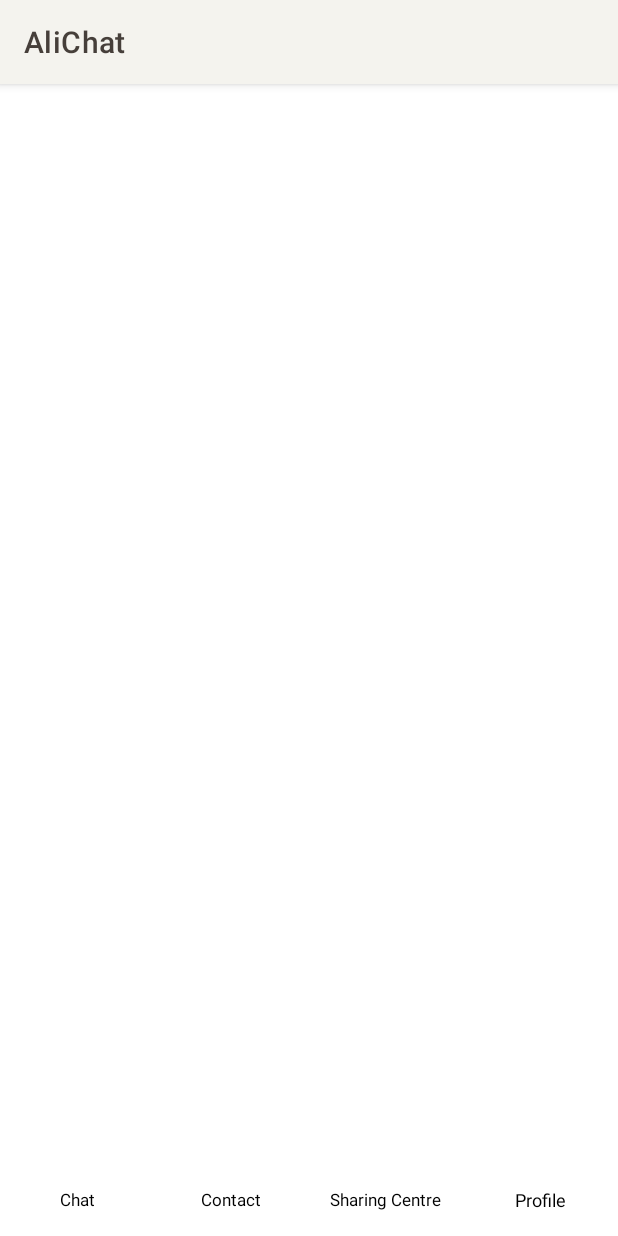
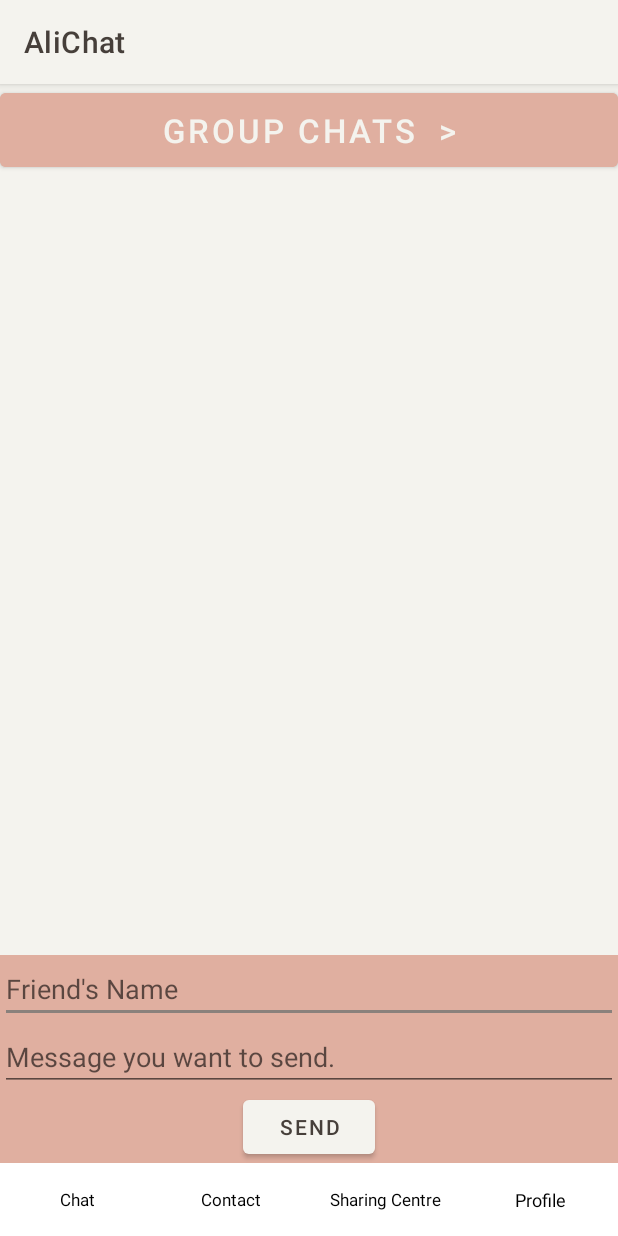
Before and after one commit to CSC207-UofT/course-project-alifafa, an Android app: the AliChatFragment screen opened directly, with no data from a screen before it, on a phone screen of 412 x 824 dp. Run offline under Robolectric (Android 15) with nearby library versions, the phone set to English and light mode, and no system bars.

Commit message:
- Fixed Account Registration Feature - Fixed Login feature - Wrote UI for Chat and Group Chat - Added some Adapters - Wrote part of Person to Person Message backend

```diff
--- a/MyApplication/app/src/main/java/com/example/myapplication/Activity/LoginActivity.java
+++ b/MyApplication/app/src/main/java/com/example/myapplication/Activity/LoginActivity.java
@@ -40,7 +40,8 @@ public class LoginActivity extends AppCompatActivity {
 
             logInController.runLogIn(mEtUsername.toString(), mEtPassword.toString(), logInPresenter);
 
-            if (logInPresenter.isLoggedIn()){
+//            if (logInPresenter.isLoggedIn()){
+            if (true){
                 Intent intent = new Intent(LoginActivity.this, MainActivity.class);
                 startActivity(intent);
             }else{
--- a/MyApplication/app/src/main/java/com/example/myapplication/Controllers/UserControllers/AccountRegistrationController.java
+++ b/MyApplication/app/src/main/java/com/example/myapplication/Controllers/UserControllers/AccountRegistrationController.java
@@ -4,6 +4,8 @@ package com.example.myapplication.Controllers.UserControllers;
 import com.example.myapplication.InputBoundary.UserInputBoundary;
 import com.example.myapplication.Presenters.AccountRegistrationPresenter;
 import com.example.myapplication.UseCase.UserManager;
+
+import java.io.IOException;
 
 /**
  * This class is responsible for managing the user input and calling associated UserManager when the user
@@ -23,7 +25,7 @@ public class AccountRegistrationController{
      *
      * @param parameters The input from the user, which is an array that contains userID and input password.
      */
-    public void createAnAccount(String[] parameters, AccountRegistrationPresenter presenter) {
+    public void createAnAccount(String[] parameters, AccountRegistrationPresenter presenter) throws IOException {
 
         // check if the two passwords match each other
         if (! parameters[1].equals(parameters[2])){
--- a/MyApplication/app/src/main/java/com/example/myapplication/Fragment/AliChatFragment.java
+++ b/MyApplication/app/src/main/java/com/example/myapplication/Fragment/AliChatFragment.java
@@ -1,22 +1,57 @@
 package com.example.myapplication.Fragment;
 
+import android.content.Intent;
 import android.os.Bundle;
 import android.view.LayoutInflater;
 import android.view.View;
 import android.view.ViewGroup;
+import android.widget.Button;
+import android.widget.EditText;
+
 import androidx.annotation.NonNull;
 import androidx.annotation.Nullable;
 import androidx.fragment.app.Fragment;
+
+import com.example.myapplication.Activity.GChatActivity;
+import com.example.myapplication.Activity.PtoPitemActivity;
+import com.example.myapplication.Entity.PtoPMessage;
 import com.example.myapplication.R;
+
+import java.util.ArrayList;
+import java.util.List;
+import java.util.Locale;
 
 public class AliChatFragment extends Fragment {
 
+    private Button mBtnGC;
+    private Button mBtnSend;
+    private EditText mEtFriendName;
+    private EditText mEtMessage;
 
+    private List<PtoPMessage> mPtoPList = new ArrayList<>();
 
     @Nullable
     @Override
     public View onCreateView(@NonNull LayoutInflater inflater, @Nullable ViewGroup container, @Nullable Bundle savedInstanceState) {
-        return inflater.inflate(R.layout.fragment_ali_chat, container, false);
+        View view = inflater.inflate(R.layout.fragment_ptop_chat, container, false);
+
+        mBtnGC = view.findViewById(R.id.btn_group_chat);
+        mBtnSend = view.findViewById(R.id.btn_send);
+        mEtFriendName = view.findViewById(R.id.et_friend_name);
+        mEtMessage = view.findViewById(R.id.message);
+
+        mBtnGC.setOnClickListener(view1 -> {
+            Intent intent = new Intent(view1.getContext(), GChatActivity.class);
+            view.getContext().startActivity(intent);
+        });
+
+        mBtnSend.setOnClickListener(view1 -> {
+            String message = mEtMessage.getText().toString();
+            String friend = mEtFriendName.getFontFeatureSettings().toString();
+            //write if statement that searches if friend is an existing friend and send out message.
+        });
+
+        return view;
     }
 
 }
--- a/MyApplication/app/src/main/java/com/example/myapplication/Fragment/ProfileFragment.java
+++ b/MyApplication/app/src/main/java/com/example/myapplication/Fragment/ProfileFragment.java
@@ -1,6 +1,7 @@
 package com.example.myapplication.Fragment;
 
 import android.content.Intent;
+import android.net.Uri;
 import android.os.Bundle;
 import android.view.LayoutInflater;
 import android.view.View;
@@ -21,6 +22,9 @@ public class ProfileFragment extends Fragment {
     private Button mBtnLogout;
     private ImageView mIvProfilePic;
     private TextView mTvUsername;
+//    private Button mBtnUpdateProfile;
+
+//    private Uri;
 
     @Nullable
     @Override
@@ -30,6 +34,7 @@ public class ProfileFragment extends Fragment {
         mBtnLogout = view.findViewById(R.id.btn_logout);
         mTvUsername = view.findViewById(R.id.tv_profile_name);
         mIvProfilePic = view.findViewById(R.id.iv_profile_pic);
+//        mBtnUpdateProfile = view.findViewById(R.id.btn_update_pic);
 
         mBtnLogout.setOnClickListener(new View.OnClickListener() {
             @Override
--- a/MyApplication/app/src/main/res/layout/fragment_ali_chat.xml
+++ /dev/null
@@ -1,24 +0,0 @@
-<?xml version="1.0" encoding="utf-8"?>
-<LinearLayout
-    xmlns:android="http://schemas.android.com/apk/res/android"
-    xmlns:tools="http://schemas.android.com/tools"
-    xmlns:app="http://schemas.android.com/apk/res-auto"
-    android:layout_width="match_parent"
-    android:layout_height="match_parent"
-    tools:context=".Fragment.AliChatFragment"
-    android:orientation="vertical">
-
-
-    <RelativeLayout
-        android:layout_width="match_parent"
-        android:layout_height="match_parent">
-
-        <ListView
-            android:id="@+id/lv_chat_list"
-            android:layout_width="match_parent"
-            android:layout_height="wrap_content" />
-
-    </RelativeLayout>
-
-
-</LinearLayout>
--- /dev/null
+++ b/MyApplication/app/src/main/res/layout/fragment_ptop_chat.xml
@@ -0,0 +1,68 @@
+<?xml version="1.0" encoding="utf-8"?>
+<RelativeLayout
+    xmlns:android="http://schemas.android.com/apk/res/android"
+    xmlns:tools="http://schemas.android.com/tools"
+    xmlns:app="http://schemas.android.com/apk/res-auto"
+    android:layout_width="match_parent"
+    android:layout_height="match_parent"
+    tools:context=".Fragment.AliChatFragment"
+    android:background="@color/melon">
+
+    <Button
+        android:id="@+id/btn_group_chat"
+        android:layout_width="match_parent"
+        android:layout_height="wrap_content"
+        android:text="Group Chats  >"
+        android:textSize="10pt"
+        android:paddingTop="10dp"
+        android:paddingBottom="10dp"
+        android:gravity="center"
+        android:textColor="@color/alabaster"
+        android:backgroundTint="@color/melon"/>
+
+    <RelativeLayout
+        android:id="@+id/rl_search_bar"
+        android:layout_width="match_parent"
+        android:layout_height="match_parent"
+        android:background="@color/alabaster">
+
+        <ListView
+            android:id="@+id/lv_ptop"
+            android:layout_width="match_parent"
+            android:layout_height="wrap_content"
+            tools:listitem="@layout/activity_ptop_item" />
+
+        <RelativeLayout
+            android:layout_width="match_parent"
+            android:layout_height="wrap_content"
+            android:layout_alignParentBottom="true"
+            android:background="@color/melon">
+
+            <EditText
+                android:id="@+id/et_friend_name"
+                android:layout_width="match_parent"
+                android:layout_height="wrap_content"
+                android:hint="Friend's Name" />
+
+            <EditText
+                android:id="@+id/et_message"
+                android:layout_width="match_parent"
+                android:layout_height="wrap_content"
+                android:layout_below="@id/et_friend_name"
+                android:hint="Message you want to send." />
+
+            <Button
+                android:id="@+id/btn_send"
+                android:layout_width="wrap_content"
+                android:layout_height="wrap_content"
+                android:layout_below="@id/et_message"
+                android:layout_centerHorizontal="true"
+                android:text="Send"
+                android:textColor="@color/dark_lava" />
+
+        </RelativeLayout>
+
+    </RelativeLayout>
+
+
+</RelativeLayout>
```
Also changed, not shown: MyApplication/app/src/main/AndroidManifest.xml (+9 -5 lines), MyApplication/app/src/main/java/com/example/myapplication/Activity/GChatActivity.java (added, +21 -0 lines), MyApplication/app/src/main/java/com/example/myapplication/Activity/GCitemActivity.java (added, +16 -0 lines), MyApplication/app/src/main/java/com/example/myapplication/Activity/PtoPitemActivity.java (added, +16 -0 lines), MyApplication/app/src/main/java/com/example/myapplication/Activity/RegisterActivity.java (+6 -1 lines), MyApplication/app/src/main/java/com/example/myapplication/Adapter/PtoPListAdapter.java (added, +38 -0 lines), MyApplication/app/src/main/res/layout/activity_gc_item.xml (added, +25 -0 lines), MyApplication/app/src/main/res/layout/activity_gchat.xml (added, +19 -0 lines), MyApplication/app/src/main/res/layout/activity_ptop_item.xml (added, +14 -0 lines), MyApplication/app/src/main/res/layout/fragment_profile.xml (+12 -1 lines), 1 other file.
